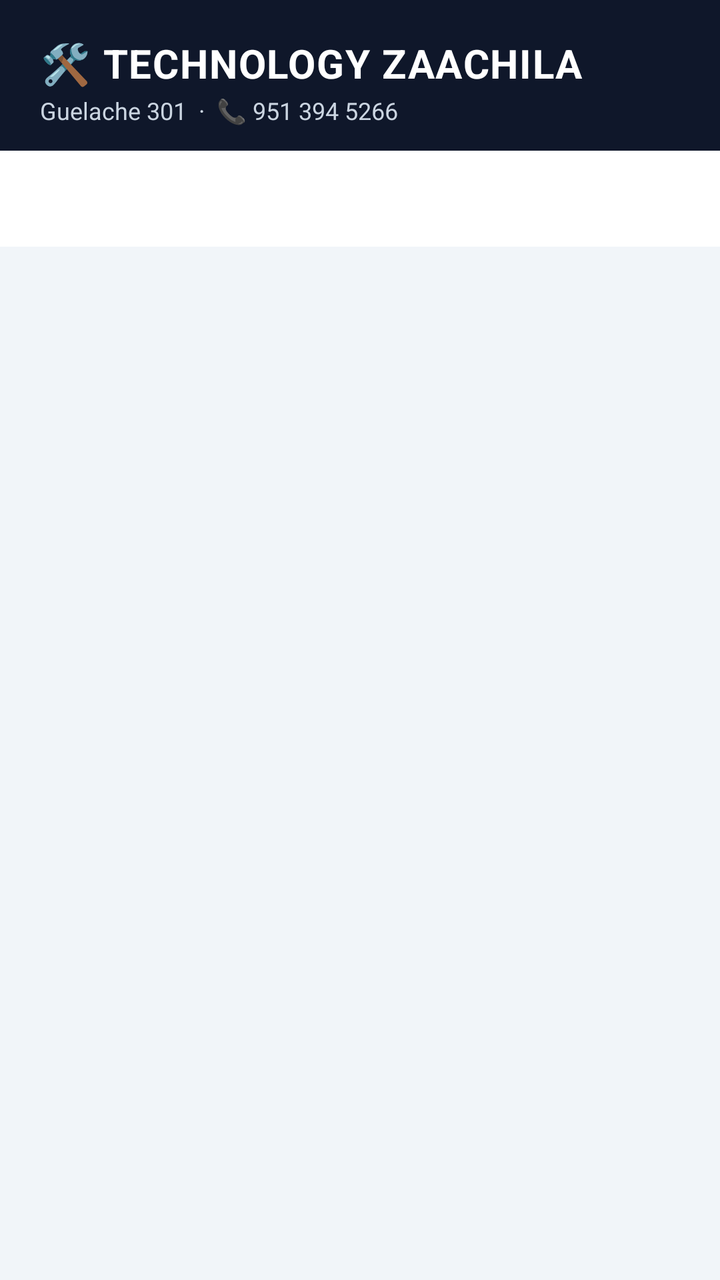
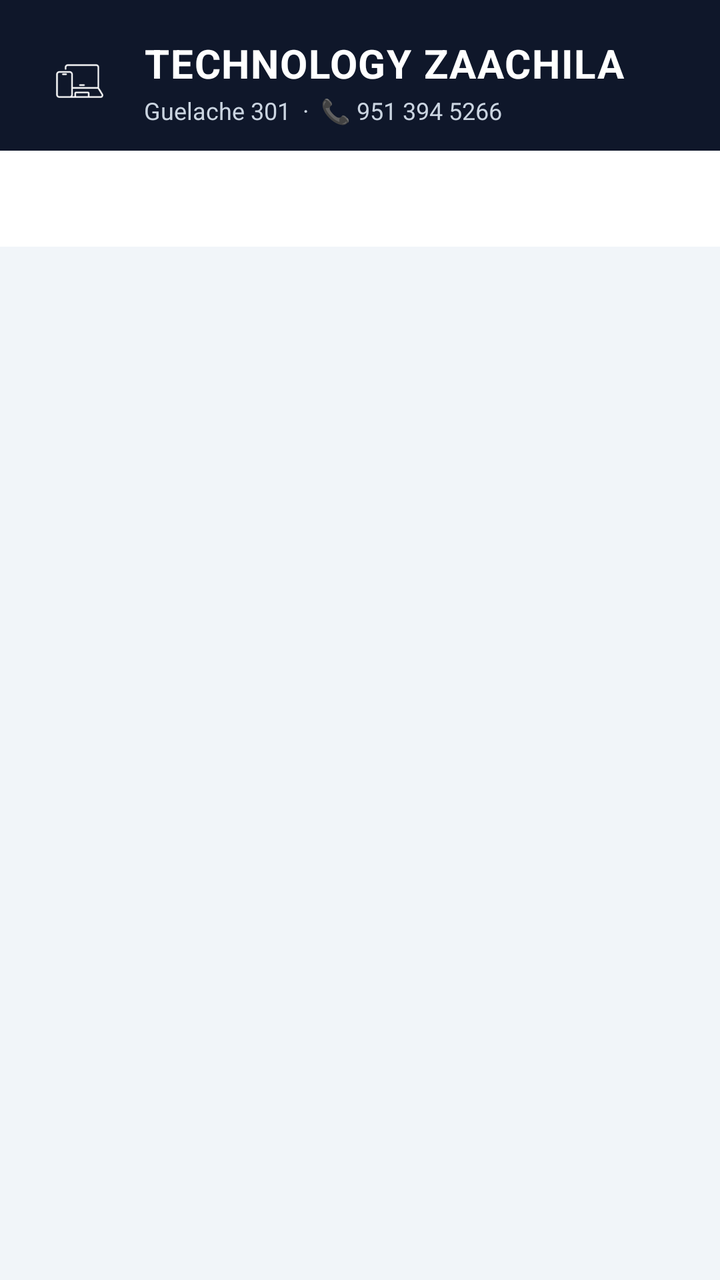

Screens rendered from an Android XML layout before and after an edit, with the pre-edit source and the edit as a unified diff.
<!-- AndroidManifest.xml: application theme Theme.NotaRemision -->
<!-- res/layout/activity_main.xml -->
<?xml version="1.0" encoding="utf-8"?>
<LinearLayout xmlns:android="http://schemas.android.com/apk/res/android"
    xmlns:app="http://schemas.android.com/apk/res-auto"
    android:layout_width="match_parent"
    android:layout_height="match_parent"
    android:orientation="vertical"
    android:background="@color/gris_claro">

    <LinearLayout
        android:layout_width="match_parent"
        android:layout_height="wrap_content"
        android:background="@color/fondo"
        android:orientation="vertical"
        android:paddingHorizontal="20dp"
        android:paddingTop="18dp"
        android:paddingBottom="12dp">

        <TextView
            android:layout_width="wrap_content"
            android:layout_height="wrap_content"
            android:text="🛠️ TECHNOLOGY ZAACHILA"
            android:textColor="@color/blanco"
            android:textSize="20sp"
            android:textStyle="bold"
            android:letterSpacing="0.03" />

        <TextView
            android:layout_width="wrap_content"
            android:layout_height="wrap_content"
            android:layout_marginTop="2dp"
            android:text="Guelache 301  ·  📞 951 394 5266"
            android:textColor="#CBD5E1"
            android:textSize="12sp" />
    </LinearLayout>

    <com.google.android.material.tabs.TabLayout
        android:id="@+id/tabLayout"
        android:layout_width="match_parent"
        android:layout_height="wrap_content"
        android:background="@color/blanco"
        app:tabIndicatorColor="@color/primario"
        app:tabSelectedTextColor="@color/primario"
        app:tabTextColor="@color/gris_texto" />

    <androidx.viewpager2.widget.ViewPager2
        android:id="@+id/viewPager"
        android:layout_width="match_parent"
        android:layout_height="0dp"
        android:layout_weight="1" />

</LinearLayout>
<!-- resources referenced by this layout -->
<resources>
  <color name="blanco">#FFFFFF</color>
  <color name="fondo">#0F172A</color>
  <color name="gris_claro">#F1F5F9</color>
  <color name="gris_texto">#64748B</color>
  <color name="primario">#2563EB</color>
  <style name="Theme.NotaRemision" parent="Theme.MaterialComponents.DayNight.NoActionBar">
          <item name="colorPrimary">@color/primario</item>
          <item name="colorPrimaryDark">@color/primario_oscuro</item>
          <item name="colorAccent">@color/acento</item>
          <item name="android:windowBackground">@color/gris_claro</item>
      </style>
  <color name="primario_oscuro">#1E40AF</color>
  <color name="acento">#22C55E</color>
</resources>

<!-- the commit's change to res/layout/activity_main.xml (unified diff, before → after) -->
@@ -10,27 +10,44 @@
         android:layout_width="match_parent"
         android:layout_height="wrap_content"
         android:background="@color/fondo"
-        android:orientation="vertical"
+        android:orientation="horizontal"
+        android:gravity="center_vertical"
         android:paddingHorizontal="20dp"
         android:paddingTop="18dp"
         android:paddingBottom="12dp">
 
-        <TextView
-            android:layout_width="wrap_content"
+        <ImageView
+            android:layout_width="40dp"
+            android:layout_height="40dp"
+            android:layout_marginEnd="12dp"
+            android:src="@mipmap/ic_launcher"
+            android:contentDescription="Technology Zaachila" />
+
+        <LinearLayout
+            android:layout_width="0dp"
             android:layout_height="wrap_content"
-            android:text="🛠️ TECHNOLOGY ZAACHILA"
-            android:textColor="@color/blanco"
-            android:textSize="20sp"
-            android:textStyle="bold"
-            android:letterSpacing="0.03" />
+            android:layout_weight="1"
+            android:orientation="vertical">
 
-        <TextView
-            android:layout_width="wrap_content"
-            android:layout_height="wrap_content"
-            android:layout_marginTop="2dp"
-            android:text="Guelache 301  ·  📞 951 394 5266"
-            android:textColor="#CBD5E1"
-            android:textSize="12sp" />
+            <TextView
+                android:id="@+id/textNombreNegocioHeader"
+                android:layout_width="wrap_content"
+                android:layout_height="wrap_content"
+                android:text="TECHNOLOGY ZAACHILA"
+                android:textColor="@color/blanco"
+                android:textSize="20sp"
+                android:textStyle="bold"
+                android:letterSpacing="0.03" />
+
+            <TextView
+                android:id="@+id/textDatosNegocioHeader"
+                android:layout_width="wrap_content"
+                android:layout_height="wrap_content"
+                android:layout_marginTop="2dp"
+                android:text="Guelache 301  ·  📞 951 394 5266"
+                android:textColor="#CBD5E1"
+                android:textSize="12sp" />
+        </LinearLayout>
     </LinearLayout>
 
     <com.google.android.material.tabs.TabLayout
<!-- resource entries referenced after the edit -->
@@ -5,11 +5,25 @@
   <color name="gris_claro">#F1F5F9</color>
   <color name="gris_texto">#64748B</color>
   <color name="primario">#2563EB</color>
-  <style name="Theme.NotaRemision" parent="Theme.MaterialComponents.DayNight.NoActionBar">
+  <!-- mipmap ic_launcher: png bitmap (mipmap-hdpi, 1488 bytes) -->
+  <style name="Theme.NotaRemision" parent="Theme.MaterialComponents.Light.NoActionBar">
           <item name="colorPrimary">@color/primario</item>
           <item name="colorPrimaryDark">@color/primario_oscuro</item>
           <item name="colorAccent">@color/acento</item>
+          <item name="colorOnPrimary">@color/blanco</item>
+  
+          <item name="colorSurface">@color/blanco</item>
+          <item name="colorOnSurface">@color/fondo</item>
+          <item name="android:colorBackground">@color/gris_claro</item>
+          <item name="colorOnBackground">@color/fondo</item>
           <item name="android:windowBackground">@color/gris_claro</item>
+  
+          <item name="android:textColorPrimary">@color/fondo</item>
+          <item name="android:textColorSecondary">@color/gris_texto</item>
+          <item name="android:textColorHint">@color/gris_texto</item>
+          <item name="android:textColor">@color/fondo</item>
+  
+          <item name="android:forceDarkAllowed" tools:targetApi="q">false</item>
       </style>
   <color name="primario_oscuro">#1E40AF</color>
   <color name="acento">#22C55E</color>
